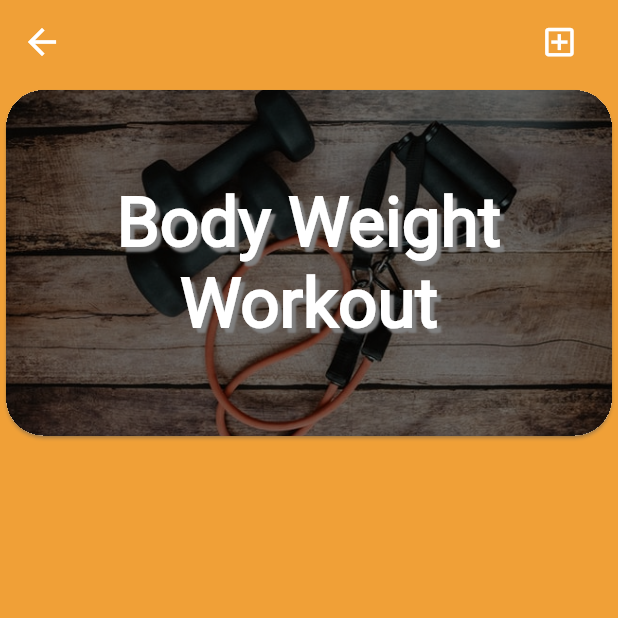
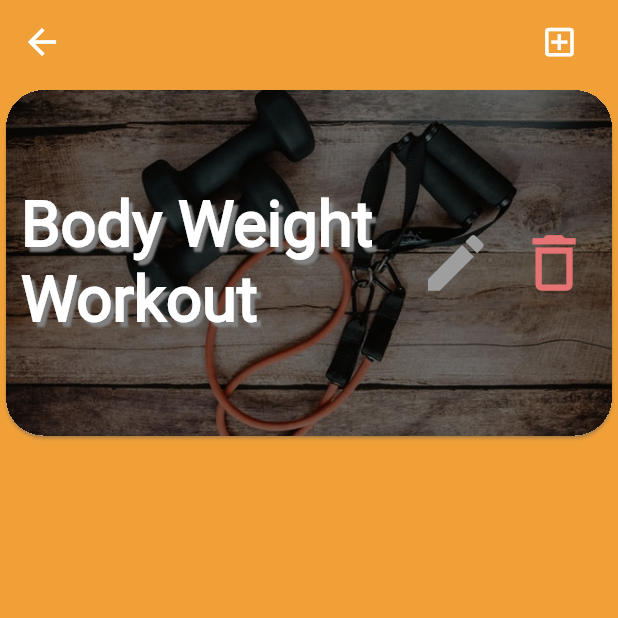
Before and after one commit to TeenFit/teenfit, a Flutter app: the screen it shows after launch, in the side drawer, after a tap on "Create A Workout", on a phone screen of 412 x 824 dp, the top half of it. Run offline on Flutter 3.47's test engine with Material 2 defaults, Android fonts, the phone set to English and light mode, and no system bars; our stand-ins replace carousel_slider, circular_countdown_timer, material_floating_search_bar, smooth_page_indicator.

Commit message:
added edit + delete icon

```diff
--- a/lib/screens/create_a_workout_screen.dart
+++ b/lib/screens/create_a_workout_screen.dart
@@ -44,6 +44,7 @@ class CreateWorkout extends StatelessWidget {
           itemBuilder: (ctx, index) {
             return WorkoutTile(
               workout.findByCreatorId('uid')[index],
+              true,
             );
           },
           itemCount: workout.findByCreatorId('uid').length,
--- a/lib/screens/workout_page.dart
+++ b/lib/screens/workout_page.dart
@@ -20,6 +20,7 @@ class WorkoutPage extends StatelessWidget {
 
     final Workout workout =
         ModalRoute.of(context)!.settings.arguments as Workout;
+
     return Scaffold(
       backgroundColor: _theme.highlightColor,
       resizeToAvoidBottomInset: false,
@@ -229,13 +230,6 @@ class WorkoutPage extends StatelessWidget {
           ],
         ),
       ),
-      floatingActionButton: workout.creatorId == 'uid'
-          ? FloatingActionButton(
-              onPressed: () {},
-              child: Icon(Icons.edit),
-              backgroundColor: _theme.highlightColor,
-            )
-          : null,
     );
   }
 }
--- a/lib/widgets/search_result_workouts.dart
+++ b/lib/widgets/search_result_workouts.dart
@@ -31,21 +31,29 @@ class SearchResultWorkouts extends StatelessWidget {
               child: ListView.builder(
                 itemBuilder: (ctx, index) {
                   if (searchTerm == null) {
-                    return WorkoutTile(workoutprovider.workouts[index]);
+                    return WorkoutTile(workoutprovider.workouts[index], false);
                   } else if (workoutprovider
                       .findByName(searchTerm!)
                       .toList()
                       .isEmpty) {
                     return Container(
-                      height: _mediaQuery.size.height * 0.03,
+                      height: (_mediaQuery.size.height - _appBarHieght),
                       width: _mediaQuery.size.width,
-                      child: Center(
-                        child: Container(
-                          height:
-                              (_mediaQuery.size.height - _appBarHieght) * 0.5,
-                          width: double.infinity,
+                      child: Column(
+                        crossAxisAlignment: CrossAxisAlignment.center,
+                        children: [
+                          SizedBox(
+                            height: (_mediaQuery.size.height - _appBarHieght) *
+                                0.05,
+                          ),
+                          Container(
+                            height: (_mediaQuery.size.height - _appBarHieght) *
+                                0.05,
+                            width: _mediaQuery.size.width * 0.8,
+                            child: FittedBox(
+                              fit: BoxFit.fitWidth,
                               child: Text(
-                            'No Search Results Available',
+                                'No Search Results Available...',
                                 textAlign: TextAlign.center,
                                 style: TextStyle(
                                   color: Colors.white,
@@ -56,11 +64,15 @@ class SearchResultWorkouts extends StatelessWidget {
                               ),
                             ),
                           ),
+                        ],
+                      ),
                     );
                   } else {
                     return WorkoutTile(
                       Provider.of<Workouts>(context, listen: false)
-                            .findByName(searchTerm!)[index]);
+                          .findByName(searchTerm!)[index],
+                      false,
+                    );
                   }
                 },
                 itemCount: searchTerm != null
--- a/lib/widgets/workout_tile.dart
+++ b/lib/widgets/workout_tile.dart
@@ -3,10 +3,12 @@ import 'package:teenfit/screens/workout_page.dart';
 
 import '../providers/workout.dart';
 
+// ignore: must_be_immutable
 class WorkoutTile extends StatelessWidget {
   final Workout workout;
+  bool isDeletable;
 
-  WorkoutTile(this.workout);
+  WorkoutTile(this.workout, this.isDeletable);
 
   @override
   Widget build(BuildContext context) {
@@ -20,7 +22,7 @@ class WorkoutTile extends StatelessWidget {
         borderRadius: BorderRadius.circular(25),
       ),
       child: Stack(
-        alignment: Alignment.center,
+        alignment: isDeletable ? Alignment.centerLeft : Alignment.center,
         children: [
           Ink.image(
             fit: BoxFit.cover,
@@ -36,7 +38,55 @@ class WorkoutTile extends StatelessWidget {
             height: (_mediaQuery.size.height - _appBarHieght) * 0.3,
             width: double.infinity,
           ),
-          Center(
+          isDeletable
+              ? Container(
+                  width: double.infinity,
+                  height: (_mediaQuery.size.height - _appBarHieght) * 0.3,
+                  child: Row(
+                    children: [
+                      Padding(
+                        padding:
+                            EdgeInsets.symmetric(vertical: 15, horizontal: 10),
+                        child: Container(
+                          width: _mediaQuery.size.width * 0.6,
+                          child: Text(
+                            workout.workoutName,
+                            maxLines: 2,
+                            textAlign: TextAlign.left,
+                            style: TextStyle(
+                              fontFamily: 'Roboto',
+                              fontWeight: FontWeight.bold,
+                              color: Colors.white,
+                              fontSize:
+                                  (_mediaQuery.size.height - _appBarHieght) *
+                                      0.055,
+                              shadows: <Shadow>[
+                                Shadow(
+                                  offset: Offset(3.0, 3.0),
+                                  blurRadius: 1.0,
+                                  color: Color.fromARGB(255, 128, 128, 128),
+                                ),
+                              ],
+                            ),
+                          ),
+                        ),
+                      ),
+                      IconButton(
+                        onPressed: () {},
+                        icon: Icon(Icons.edit),
+                        color: Colors.grey,
+                        iconSize: (_mediaQuery.size.height * 0.06),
+                      ),
+                      IconButton(
+                        onPressed: () {},
+                        icon: Icon(Icons.delete_outline),
+                        color: Colors.red[300],
+                        iconSize: (_mediaQuery.size.height * 0.06),
+                      ),
+                    ],
+                  ),
+                )
+              : Center(
                   child: Padding(
                     padding: EdgeInsets.all(15),
                     child: Text(
@@ -47,7 +97,8 @@ class WorkoutTile extends StatelessWidget {
                         fontFamily: 'Roboto',
                         fontWeight: FontWeight.bold,
                         color: Colors.white,
-                  fontSize: (_mediaQuery.size.height - _appBarHieght) * 0.06,
+                        fontSize:
+                            (_mediaQuery.size.height - _appBarHieght) * 0.06,
                         shadows: <Shadow>[
                           Shadow(
                             offset: Offset(3.0, 3.0),
```
Lines whose indentation alone changed are shown as unchanged.
